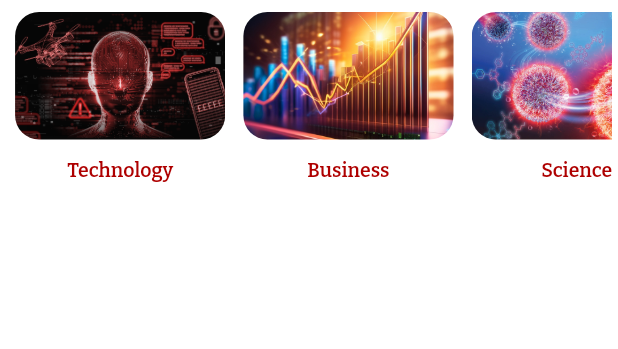
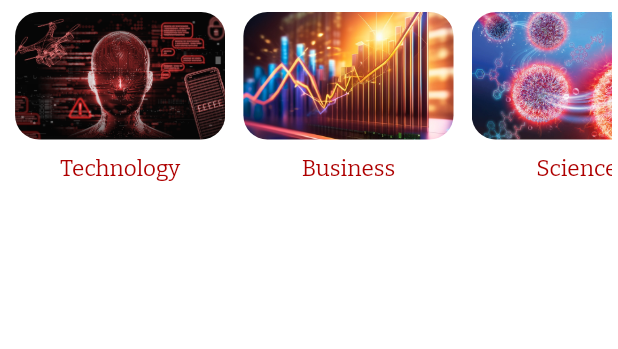
Before and after one commit to MAHDY-714/amanh_news_app, a Flutter app: the HomeBodyView widget shown alone on an empty page, opened directly, on a phone screen of 412 x 824 dp. Shown: the top 349 px of the screen. Run offline on Flutter 3.47's test engine with Material 3 defaults, Android fonts, the phone set to English and light mode, and no system bars; our stand-ins replace avatar_glow, bloc, cached_network_image, conditional_builder_null_safety, dartz, dio and 6 more; missing offline and left inert: icon_broken, msh_checkbox; accounts and stored records are empty; network calls fail; project files that could hold a hidden picture were left out.

Commit message:
custom theme in my app part 7

```diff
--- a/lib/Features/screens/presentation/views/home/home_body_view.dart
+++ b/lib/Features/screens/presentation/views/home/home_body_view.dart
@@ -3,6 +3,7 @@ import 'dart:developer';
 import 'package:amanh_news_app/Features/screens/presentation/manager/home_cubit/home_cubit.dart';
 import 'package:amanh_news_app/Features/screens/presentation/views/home/widget/category/news_categories_list_view.dart';
 import 'package:amanh_news_app/Features/screens/presentation/views/home/widget/news/new_list_view.dart';
+import 'package:amanh_news_app/core/utils/cubit_objects.dart';
 import 'package:amanh_news_app/core/widget/circle_indicator_loading_widget.dart';
 import 'package:amanh_news_app/core/widget/no_body_widget.dart';
 import 'package:conditional_builder_null_safety/conditional_builder_null_safety.dart';
@@ -15,8 +16,7 @@ class HomeBodyView extends StatelessWidget {
 // state is ChangeThemeToLightModeSettingsState,
   @override
   Widget build(BuildContext context) {
-    var articlesNewsModel =
-        BlocProvider.of<HomeCubit>(context).articlesNewsModel;
+    var articlesNewsModel = Cubits.homeCubit(context).articlesNewsModel;
 
     log(articlesNewsModel.toString());
     return BlocBuilder<HomeCubit, HomeState>(
@@ -43,7 +43,6 @@ class HomeBodyView extends StatelessWidget {
                     }
                   },
                   fallback: (context) {
-                    // cubi.changeThemeNavBar(context, mode: kMode, index: 0);
                     return const CircleIndicatorLoadingWidget();
                   }),
             ],
--- a/lib/Features/screens/presentation/views/home/widget/category/news_categories_item_view.dart
+++ b/lib/Features/screens/presentation/views/home/widget/category/news_categories_item_view.dart
@@ -18,6 +18,7 @@ class NewsCategoriesItemBuilder extends StatelessWidget {
 
   @override
   Widget build(BuildContext context) {
+    const sizedBox = SizedBox(height: 2.0);
     return Padding(
       padding:
           const EdgeInsetsDirectional.symmetric(horizontal: 4.0, vertical: 4.0),
@@ -48,14 +49,13 @@ class NewsCategoriesItemBuilder extends StatelessWidget {
               decoration:
                   Decorations.newsCategoryDecoration(image: imageCategory),
             ),
-            Padding(
-              padding: const EdgeInsets.only(top: 4.0),
-              child: Text(
-                nameCategory,
-                style:
-                    TextThemeApp.themeNameCategory(context, isActive: isActive),
-              ),
+            sizedBox,
+            Text(
+              nameCategory,
+              style:
+                  TextThemeApp.themeNameCategory(context, isActive: isActive),
             ),
+            sizedBox,
             ItemIsActive(
               radius: kHeightConditions(
                 context,
--- a/lib/Features/screens/presentation/views/home/widget/category/news_categories_list_view.dart
+++ b/lib/Features/screens/presentation/views/home/widget/category/news_categories_list_view.dart
@@ -3,6 +3,7 @@ import 'package:amanh_news_app/Features/screens/presentation/views/home/widget/c
 import 'package:amanh_news_app/core/styles/assets/assets_images.dart';
 import 'package:amanh_news_app/core/styles/media_quire_and_spaces.dart';
 import 'package:amanh_news_app/core/utils/constance.dart';
+import 'package:amanh_news_app/core/utils/cubit_objects.dart';
 import 'package:flutter/material.dart';
 import 'package:flutter_bloc/flutter_bloc.dart';
 
@@ -13,7 +14,7 @@ class NewsCategoriesListView extends StatelessWidget {
 
   @override
   Widget build(BuildContext context) {
-    var cubi = BlocProvider.of<HomeCubit>(context);
+    var cubi = Cubits.homeCubit(context);
     return BlocBuilder<HomeCubit, HomeState>(
       builder: (BuildContext context, state) {
         return Container(
--- a/lib/Features/screens/presentation/views/home/widget/news/news_item_view.dart
+++ b/lib/Features/screens/presentation/views/home/widget/news/news_item_view.dart
@@ -26,7 +26,7 @@ class NewsItemBuilder extends StatelessWidget {
       padding: const EdgeInsets.symmetric(horizontal: 8.0, vertical: 8.0),
       child: Container(
         height:
-            kHeightConditions(context, valueIsTrue: 255.0, valueIsFalse: 310.0),
+            kHeightConditions(context, valueIsTrue: 250.0, valueIsFalse: 310.0),
         width: double.infinity,
         decoration: BoxDecoration(
           // color: AppColor.white,
--- a/lib/Features/screens/presentation/views/settings/widget/body content/news_language_list.dart
+++ b/lib/Features/screens/presentation/views/settings/widget/body content/news_language_list.dart
@@ -14,7 +14,7 @@ class NewsLanguageList extends StatelessWidget {
 
     int indexItemSelected = 2;
     return SizedBox(
-      height: kHeight(context) * 0.13,
+      height: kHeight(context) * 0.14,
       width: kWidth(context),
       child: ListView.separated(
         scrollDirection: Axis.vertical,
--- a/lib/Features/screens/presentation/views/settings/widget/change theme/row_for_chose_theme_builder.dart
+++ b/lib/Features/screens/presentation/views/settings/widget/change theme/row_for_chose_theme_builder.dart
@@ -1,20 +1,19 @@
-import 'package:amanh_news_app/Features/screens/presentation/manager/settings%20cubit/settings_cubit.dart';
 import 'package:amanh_news_app/Features/screens/presentation/views/settings/widget/change%20theme/item_chose_theme_view.dart';
 import 'package:amanh_news_app/core/styles/assets/assets_images.dart';
 import 'package:amanh_news_app/core/utils/constance.dart';
+import 'package:amanh_news_app/core/utils/cubit_objects.dart';
 import 'package:flutter/material.dart';
 
 class RowForChoseThemeBuilder extends StatelessWidget {
   const RowForChoseThemeBuilder({
     super.key,
-    required this.cubi,
   });
 
-  final SettingsCubit cubi;
 
   @override
   Widget build(BuildContext context) {
     const sizedBoxWidth = SizedBox(width: 8.0);
+    var cubi = Cubits.settingsCubit(context);
     return Row(
       mainAxisAlignment: MainAxisAlignment.spaceBetween,
       children: [
--- a/lib/Features/screens/presentation/views/widget/home_button_nav_bar.dart
+++ b/lib/Features/screens/presentation/views/widget/home_button_nav_bar.dart
@@ -1,6 +1,7 @@
 import 'dart:developer';
 
 import 'package:amanh_news_app/Features/screens/presentation/manager/home_cubit/home_cubit.dart';
+import 'package:amanh_news_app/core/utils/cubit_objects.dart';
 import 'package:amanh_news_app/core/widget/item_active.dart';
 import 'package:amanh_news_app/core/styles/app_colors.dart';
 import 'package:amanh_news_app/core/styles/media_quire_and_spaces.dart';
@@ -13,7 +14,7 @@ class HomeButtonInNavBar extends StatelessWidget {
   const HomeButtonInNavBar({super.key});
   @override
   Widget build(BuildContext context) {
-    var cubi = BlocProvider.of<HomeCubit>(context);
+    var cubi =  Cubits.homeCubit(context);
     return BlocBuilder<HomeCubit, HomeState>(
       builder: (context, state) {
         return ItemIsActive(
--- a/lib/core/styles/media_quire_and_spaces.dart
+++ b/lib/core/styles/media_quire_and_spaces.dart
@@ -13,9 +13,9 @@ dynamic kWidthConditions(
   required dynamic valueIsTrue,
   required dynamic valueIsFalse,
 }) {
-  return kWidth(context) >= 340 && kWidth(context) <= 380
-      ? valueIsTrue
-      : valueIsFalse;
+  return kWidth(context) >= 350 && kWidth(context) <= 400
+      ? valueIsTrue // small phone
+      : valueIsFalse; // large phone
 }
 
 dynamic kHeightConditions(
@@ -23,9 +23,9 @@ dynamic kHeightConditions(
   required dynamic valueIsTrue,
   required dynamic valueIsFalse,
 }) {
-  return kHeight(context) >= 760 && kHeight(context) <= 850
-      ? valueIsTrue
-      : valueIsFalse;
+  return kHeight(context) >= 760 && kHeight(context) <= 900
+      ? valueIsTrue // small phone
+      : valueIsFalse; // large phone
 }
 
 dynamic kWidthConditionsFonts(
@@ -37,13 +37,17 @@ dynamic kWidthConditionsFonts(
   required fontSizeSmallFalse,
 }) {
   if (isConditions) {
-    return kWidth(context) >= 340 && kWidth(context) <= 380
-        ? fontSizeLargeTrue
-        : fontSizeLargeFalse;
+    return kWidthConditions(
+      context,
+      valueIsTrue: fontSizeLargeTrue, //small phone
+      valueIsFalse: fontSizeLargeFalse, //large phone
+    ); // large phone
   } else {
-    return kWidth(context) >= 340 && kWidth(context) <= 380
-        ? fontSizeSmallTrue
-        : fontSizeSmallFalse;
+    return kWidthConditions(
+      context,
+      valueIsTrue: fontSizeSmallTrue, //small phone
+      valueIsFalse: fontSizeSmallFalse, //large phone
+    ); // small phone
   }
 }
 
@@ -56,12 +60,16 @@ dynamic kHeightConditionsFonts(
   required bool isConditions,
 }) {
   if (isConditions) {
-    return kHeight(context) >= 760 && kHeight(context) <= 850
-        ? fontSizeLargeTrue
-        : fontSizeLargeFalse;
+    return kHeightConditions(
+      context,
+      valueIsTrue: fontSizeLargeTrue,
+      valueIsFalse: fontSizeLargeFalse,
+    ); // large phone
   } else {
-    return kHeight(context) >= 760 && kHeight(context) <= 850
-        ? fontSizeSmallTrue
-        : fontSizeSmallFalse;
+    return kHeightConditions(
+      context,
+      valueIsTrue: fontSizeSmallTrue,
+      valueIsFalse: fontSizeSmallFalse,
+    ); // small phone
   }
 }
--- a/lib/core/styles/text_styles.dart
+++ b/lib/core/styles/text_styles.dart
@@ -9,8 +9,8 @@ abstract class TextStyles {
   static const titleTextStyle = TextStyle(
     // fontSize: 12,
     overflow: TextOverflow.ellipsis,
-    fontSize: 16,
-    fontFamily: AssetsFontFamily.bitter700,
+    fontSize: 14,
+    fontFamily: AssetsFontFamily.bitter900,
     color: AppColor.black,
   );
   static const dateTextStyle = TextStyle(
--- a/lib/core/styles/themes/theme styles/text_theme.dart
+++ b/lib/core/styles/themes/theme styles/text_theme.dart
@@ -9,20 +9,20 @@ abstract class TextThemeApp extends ThemeApp {
       Theme.of(context).textTheme.titleLarge!.copyWith(
             fontFamily: isActive
                 ? AssetsFontFamily.bitter900
-                : AssetsFontFamily.bitter600,
+                : AssetsFontFamily.bitter400,
             fontSize: kWidthConditionsFonts(
               context,
               isConditions: isActive,
-              fontSizeLargeTrue: 13.0,
-              fontSizeLargeFalse: 18.0,
-              fontSizeSmallTrue: 9.0,
-              fontSizeSmallFalse: 13.0,
+              fontSizeLargeTrue: 13.0, // small phone
+              fontSizeLargeFalse: 15.0, // large  phone
+              fontSizeSmallTrue: 13.0, // small phone
+              fontSizeSmallFalse: 15.0, // large phone
             ),
           );
   static themeTitleNews(context) =>
       Theme.of(context).textTheme.titleMedium!.copyWith(
             fontSize: kWidthConditions(context,
-                valueIsTrue: 11.0, valueIsFalse: 14.0),
+                valueIsTrue: 13.0, valueIsFalse: 14.0),
           );
   static themeDateNews(context) =>
       Theme.of(context).textTheme.titleSmall!.copyWith(
--- a/lib/core/utils/cubit_objects.dart
+++ b/lib/core/utils/cubit_objects.dart
@@ -1,9 +1,18 @@
+import 'package:amanh_news_app/Features/screens/data/repo/home_repo_implement.dart';
 import 'package:amanh_news_app/Features/screens/presentation/manager/home_cubit/home_cubit.dart';
 import 'package:amanh_news_app/Features/screens/presentation/manager/settings%20cubit/settings_cubit.dart';
+import 'package:amanh_news_app/core/services/api_services.dart';
+import 'package:dio/dio.dart';
 import 'package:flutter_bloc/flutter_bloc.dart';
 
-class CubitObjects {
-  CubitObjects._();
-  static SettingsCubit settingsCubit(context) => BlocProvider.of<SettingsCubit>(context);
+class Cubits {
+  Cubits._();
+  static SettingsCubit settingsCubit(context) =>
+      BlocProvider.of<SettingsCubit>(context);
   static HomeCubit homeCubit(context) => BlocProvider.of<HomeCubit>(context);
+  static BlocProvider<HomeCubit> homeCubitProvider(context) => BlocProvider(
+      create: (context) => HomeCubit(HomeRepoImplement(ApiServices(dio: Dio())))
+        ..getCategoryHome(6));
+  static BlocProvider<SettingsCubit> settingsCubitProvider(context) =>
+      BlocProvider(create: (context) => SettingsCubit());
 }
```
Also changed, not shown: lib/Features/screens/presentation/manager/settings cubit/settings_cubit.dart (+45 -2 lines), lib/Features/screens/presentation/manager/settings cubit/settings_state.dart (+7 -1 lines), lib/Features/screens/presentation/views/home/widget/news/news_title_and_date_in_item_view.dart (+10 -3 lines), lib/Features/screens/presentation/views/settings/settings_body_view.dart (+2 -7 lines), lib/Features/screens/presentation/views/settings/widget/body content/body_content_for_settings_item.dart (+6 -18 lines), lib/Features/screens/presentation/views/settings/widget/body content/items_in_settings_list_view.dart (+10 -3 lines), lib/Features/screens/presentation/views/settings/widget/settings_item_view.dart (+11 -7 lines), lib/main.dart (+3 -14 lines), 4 other files.
